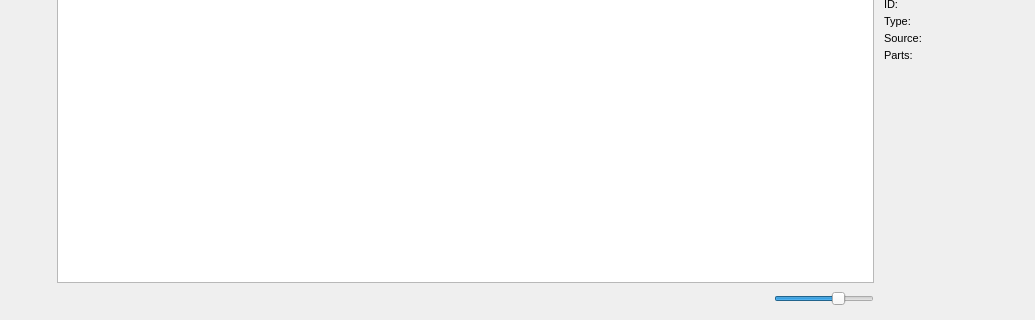
This is src/OplPcTools/UI/GameListWidget.ui in brainstream/OPL-PC-Tools as Qt 5 draws it before an edit; both pictures show x 0 to 1035 and y 274 to 594 of the 1035 by 594 pixel window. The edited form follows.
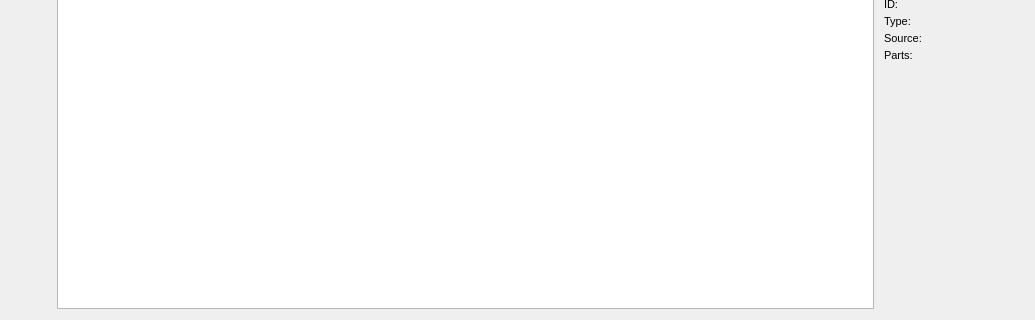
This is the edited form. Icons and pictures are not drawn.

What changed in the file:
```diff
--- a/src/OplPcTools/UI/GameListWidget.ui
+++ b/src/OplPcTools/UI/GameListWidget.ui
@@ -224,70 +224,6 @@
        </property>
       </widget>
      </item>
-     <item>
-      <layout class="QHBoxLayout" name="mp_layout_2">
-       <item>
-        <widget class="QLabel" name="mp_label_directory">
-         <property name="text">
-          <string notr="true"/>
-         </property>
-        </widget>
-       </item>
-       <item>
-        <spacer name="mp_spacer">
-         <property name="orientation">
-          <enum>Qt::Horizontal</enum>
-         </property>
-         <property name="sizeHint" stdset="0">
-          <size>
-           <width>40</width>
-           <height>20</height>
-          </size>
-         </property>
-        </spacer>
-       </item>
-       <item>
-        <widget class="QSlider" name="mp_slider_icons_size">
-         <property name="sizePolicy">
-          <sizepolicy hsizetype="Fixed" vsizetype="Fixed">
-           <horstretch>0</horstretch>
-           <verstretch>0</verstretch>
-          </sizepolicy>
-         </property>
-         <property name="minimumSize">
-          <size>
-           <width>100</width>
-           <height>0</height>
-          </size>
-         </property>
-         <property name="focusPolicy">
-          <enum>Qt::NoFocus</enum>
-         </property>
-         <property name="toolTip">
-          <string>Icons Size</string>
-         </property>
-         <property name="minimum">
-          <number>1</number>
-         </property>
-         <property name="maximum">
-          <number>4</number>
-         </property>
-         <property name="singleStep">
-          <number>1</number>
-         </property>
-         <property name="pageStep">
-          <number>1</number>
-         </property>
-         <property name="value">
-          <number>3</number>
-         </property>
-         <property name="orientation">
-          <enum>Qt::Horizontal</enum>
-         </property>
-        </widget>
-       </item>
-      </layout>
-     </item>
     </layout>
    </item>
    <item>
```
Left out of the diff: 3 changed lines with no effect on the pictures.
